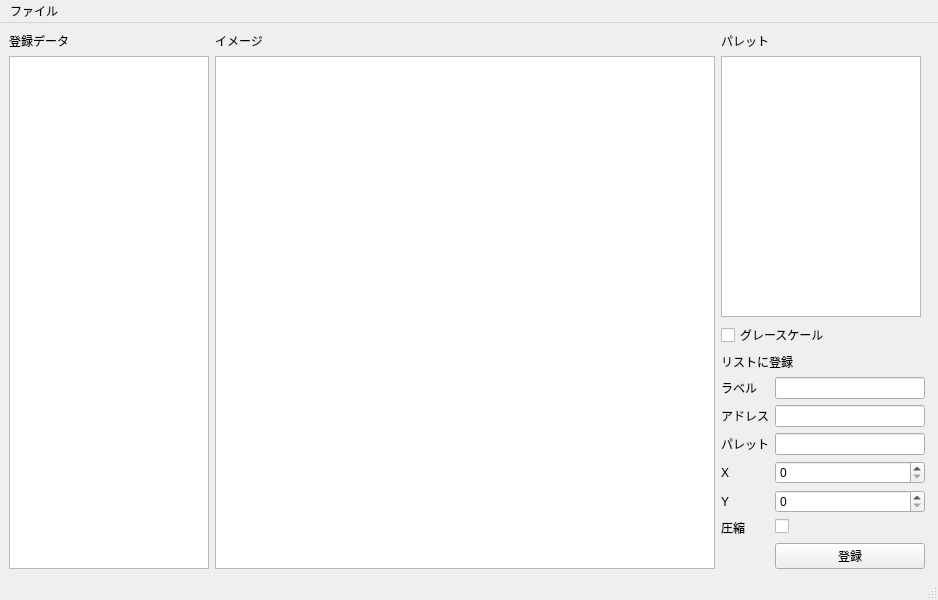
Before: the Qt Designer form MapModder/MapModder.ui in idealexe/EXE6_Tools, drawn with Qt 5.
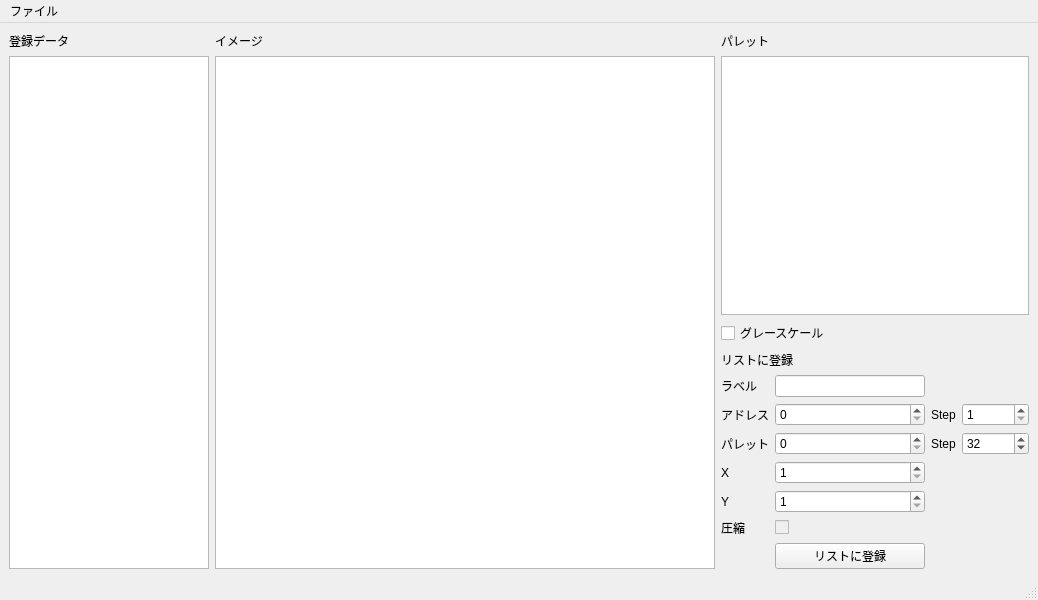
After: the same form once the commit is applied.

Commit message: リスト登録機能を実装

```diff
--- a/MapModder/MapModder.ui
+++ b/MapModder/MapModder.ui
@@ -109,12 +109,6 @@
             <height>0</height>
            </size>
           </property>
-          <property name="maximumSize">
-           <size>
-            <width>200</width>
-            <height>16777215</height>
-           </size>
-          </property>
          </widget>
         </item>
         <item>
@@ -136,18 +130,29 @@
          </widget>
         </item>
         <item>
-         <layout class="QFormLayout" name="formLayout">
-          <property name="fieldGrowthPolicy">
-           <enum>QFormLayout::AllNonFixedFieldsGrow</enum>
-          </property>
-          <item row="1" column="0">
+         <layout class="QGridLayout" name="gridLayout">
+          <item row="1" column="2">
+           <widget class="QLabel" name="label_9">
+            <property name="text">
+             <string>Step</string>
+            </property>
+           </widget>
+          </item>
+          <item row="2" column="2">
+           <widget class="QLabel" name="label_3">
+            <property name="text">
+             <string>Step</string>
+            </property>
+           </widget>
+          </item>
+          <item row="0" column="0">
            <widget class="QLabel" name="label_5">
             <property name="text">
              <string>ラベル</string>
             </property>
            </widget>
           </item>
-          <item row="1" column="1">
+          <item row="0" column="1">
            <widget class="QLineEdit" name="labelEdit">
             <property name="minimumSize">
              <size>
@@ -163,67 +168,88 @@
             </property>
            </widget>
           </item>
-          <item row="2" column="0">
+          <item row="1" column="1">
+           <widget class="QSpinBox" name="addrBox">
+            <property name="maximum">
+             <number>100000000</number>
+            </property>
+           </widget>
+          </item>
+          <item row="5" column="0">
+           <widget class="QLabel" name="label_8">
+            <property name="text">
+             <string>圧縮</string>
+            </property>
+           </widget>
+          </item>
+          <item row="2" column="1">
+           <widget class="QSpinBox" name="palAddrBox">
+            <property name="maximum">
+             <number>100000000</number>
+            </property>
+            <property name="singleStep">
+             <number>32</number>
+            </property>
+           </widget>
+          </item>
+          <item row="4" column="1">
+           <widget class="QSpinBox" name="yTileBox">
+            <property name="maximumSize">
+             <size>
+              <width>150</width>
+              <height>16777215</height>
+             </size>
+            </property>
+            <property name="minimum">
+             <number>1</number>
+            </property>
+           </widget>
+          </item>
+          <item row="4" column="0">
+           <widget class="QLabel" name="label_2">
+            <property name="text">
+             <string>Y</string>
+            </property>
+           </widget>
+          </item>
+          <item row="3" column="1">
+           <widget class="QSpinBox" name="xTileBox">
+            <property name="maximumSize">
+             <size>
+              <width>150</width>
+              <height>16777215</height>
+             </size>
+            </property>
+            <property name="minimum">
+             <number>1</number>
+            </property>
+           </widget>
+          </item>
+          <item row="5" column="1">
+           <widget class="QCheckBox" name="compCheckBox">
+            <property name="enabled">
+             <bool>false</bool>
+            </property>
+            <property name="text">
+             <string/>
+            </property>
+           </widget>
+          </item>
+          <item row="1" column="0">
            <widget class="QLabel" name="label_6">
             <property name="text">
              <string>アドレス</string>
             </property>
            </widget>
           </item>
-          <item row="2" column="1">
-           <widget class="QLineEdit" name="addrEdit">
-            <property name="minimumSize">
-             <size>
-              <width>150</width>
-              <height>0</height>
-             </size>
-            </property>
-            <property name="maximumSize">
-             <size>
-              <width>150</width>
-              <height>16777215</height>
-             </size>
-            </property>
-           </widget>
-          </item>
-          <item row="3" column="0">
+          <item row="2" column="0">
            <widget class="QLabel" name="label_7">
             <property name="text">
              <string>パレット</string>
             </property>
            </widget>
           </item>
-          <item row="3" column="1">
-           <widget class="QLineEdit" name="palAddrEdit">
-            <property name="minimumSize">
-             <size>
-              <width>150</width>
-              <height>0</height>
-             </size>
-            </property>
-            <property name="maximumSize">
-             <size>
-              <width>150</width>
-              <height>16777215</height>
-             </size>
-            </property>
-           </widget>
-          </item>
-          <item row="6" column="0">
-           <widget class="QLabel" name="label_8">
-            <property name="text">
-             <string>圧縮</string>
-            </property>
-           </widget>
-          </item>
           <item row="6" column="1">
-           <widget class="QCheckBox" name="compCheckBox">
-            <property name="text">
-             <string/>
-            </property>
-           </widget>
-          </item>
-          <item row="7" column="1">
            <widget class="QPushButton" name="regButton">
             <property name="minimumSize">
              <size>
@@ -238,41 +264,37 @@
              </size>
             </property>
             <property name="text">
-             <string>登録</string>
+             <string>リストに登録</string>
             </property>
            </widget>
           </item>
-          <item row="4" column="0">
+          <item row="3" column="0">
            <widget class="QLabel" name="label">
             <property name="text">
              <string>X</string>
             </property>
            </widget>
           </item>
-          <item row="4" column="1">
-           <widget class="QSpinBox" name="xTileBox">
-            <property name="maximumSize">
-             <size>
-              <width>150</width>
-              <height>16777215</height>
-             </size>
+          <item row="1" column="3">
+           <widget class="QSpinBox" name="addrStep">
+            <property name="minimum">
+             <number>1</number>
             </property>
-           </widget>
-          </item>
-          <item row="5" column="0">
-           <widget class="QLabel" name="label_2">
-            <property name="text">
-             <string>Y</string>
+            <property name="maximum">
+             <number>100000</number>
             </property>
            </widget>
           </item>
-          <item row="5" column="1">
-           <widget class="QSpinBox" name="yTileBox">
-            <property name="maximumSize">
-             <size>
-              <width>150</width>
-              <height>16777215</height>
-             </size>
+          <item row="2" column="3">
+           <widget class="QSpinBox" name="palAddrstep">
+            <property name="minimum">
+             <number>1</number>
+            </property>
+            <property name="maximum">
+             <number>100000</number>
+            </property>
+            <property name="value">
+             <number>32</number>
             </property>
            </widget>
           </item>
@@ -290,7 +312,7 @@
      <x>0</x>
      <y>0</y>
      <width>938</width>
-     <height>24</height>
+     <height>21</height>
     </rect>
    </property>
    <widget class="QMenu" name="menu">
```
Left out of the diff: 104 changed lines with no effect on the pictures. The commit also changes 3 other files.
